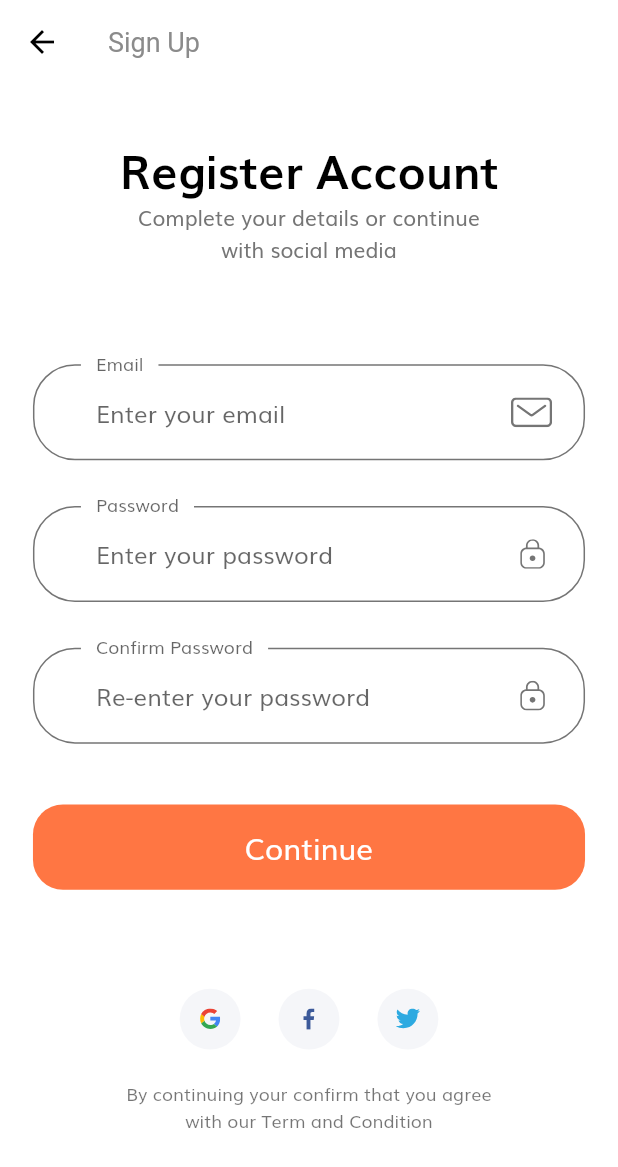
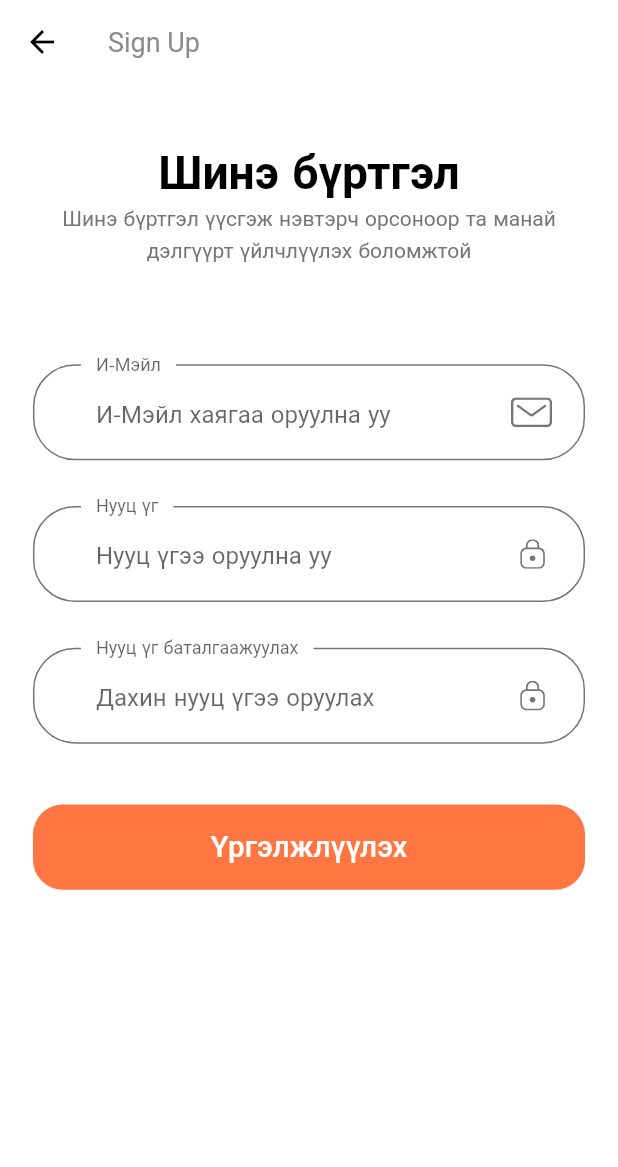
Before and after one commit to clicker0124/sportapp01, a Flutter app: the SignUpScreen screen opened by its route, on a phone screen of 412 x 824 dp. Shown: the top 1167 px of the screen. Run offline on Flutter 3.47's test engine with Material 2 defaults, Android fonts, the phone set to English and light mode, and no system bars; our stand-ins replace firebase_auth, firebase_core, flutter_svg; accounts and stored records are empty; network calls fail.

Commit message:
add product nemsen

```diff
--- a/lib/components/no_account_text.dart
+++ b/lib/components/no_account_text.dart
@@ -15,13 +15,13 @@ class NoAccountText extends StatelessWidget {
       mainAxisAlignment: MainAxisAlignment.center,
       children: [
         Text(
-          "Don’t have an account? ",
+          "",
           style: TextStyle(fontSize: getProportionateScreenWidth(16)),
         ),
         GestureDetector(
           onTap: () => Navigator.pushNamed(context, SignUpScreen.routeName),
           child: Text(
-            "Sign Up",
+            "Бүртгүүлэх",
             style: TextStyle(
                 fontSize: getProportionateScreenWidth(16),
                 color: kPrimaryColor),
--- a/lib/models/Product.dart
+++ b/lib/models/Product.dart
@@ -96,6 +96,7 @@ List<Product> demoProducts = [
     description: description,
     rating: 4.1,
     isFavourite: true,
+    isPopular: true,
   ),
 ];
 
--- a/lib/screens/sign_in/components/body.dart
+++ b/lib/screens/sign_in/components/body.dart
@@ -18,7 +18,7 @@ class Body extends StatelessWidget {
               children: [
                 SizedBox(height: SizeConfig.screenHeight * 0.04),
                 Text(
-                  "Welcome Back",
+                  "Тавтай морилно уу",
                   style: TextStyle(
                     color: Colors.black,
                     fontSize: getProportionateScreenWidth(28),
@@ -26,7 +26,7 @@ class Body extends StatelessWidget {
                   ),
                 ),
                 Text(
-                  "Sign in with your email and password  \nor continue with social media",
+                  "Монгол дахь Nike-ийн албан бус дэлгүүр болох дэлгүүрт нэвтэрхэд бэлэн болсон байна.",
                   textAlign: TextAlign.center,
                 ),
                 SizedBox(height: SizeConfig.screenHeight * 0.08),
--- a/lib/screens/sign_in/components/sign_form.dart
+++ b/lib/screens/sign_in/components/sign_form.dart
@@ -59,13 +59,13 @@ class _SignFormState extends State<SignForm> {
                   });
                 },
               ),
-              Text("Remember me"),
+              Text("Намайг сана"),
               Spacer(),
               GestureDetector(
                 onTap: () => Navigator.pushNamed(
                     context, ForgotPasswordScreen.routeName),
                 child: Text(
-                  "Forgot Password",
+                  "Нууц үгээ мартсан",
                   style: TextStyle(decoration: TextDecoration.underline),
                 ),
               )
@@ -74,12 +74,12 @@ class _SignFormState extends State<SignForm> {
           FormError(errors: errors),
           SizedBox(height: getProportionateScreenHeight(20)),
           DefaultButton(
-              text: "Continue",
+              text: 'Үргэлжлүүлэх',
               press: () async {
                 try {
                   final _loginUser = await _auth.signInWithEmailAndPassword(
                       email: _email, password: _password);
-                  // if all are valid then go to success screen
+
                   print("======================$_loginUser");
 
                   if (_loginUser != null) {
@@ -122,8 +122,8 @@ class _SignFormState extends State<SignForm> {
         return null;
       },
       decoration: InputDecoration(
-        labelText: "Password",
-        hintText: "Enter your password",
+        labelText: "Нууц үг",
+        hintText: "Нууц үгээ оруулна уу",
         // If  you are using latest version of flutter then lable text and hint text shown like this
         // if you r using flutter less then 1.20.* then maybe this is not working properly
         floatingLabelBehavior: FloatingLabelBehavior.always,
@@ -156,10 +156,8 @@ class _SignFormState extends State<SignForm> {
         return null;
       },
       decoration: InputDecoration(
-        labelText: "Email",
-        hintText: "Enter your email",
-        // If  you are using latest version of flutter then lable text and hint text shown like this
-        // if you r using flutter less then 1.20.* then maybe this is not working properly
+        labelText: "И-Мэйл",
+        hintText: "И-Мэйл хаягаа оруулна уу",
         floatingLabelBehavior: FloatingLabelBehavior.always,
         suffixIcon: CustomSurffixIcon(svgIcon: "assets/icons/Mail.svg"),
       ),
--- a/lib/screens/sign_up/components/body.dart
+++ b/lib/screens/sign_up/components/body.dart
@@ -18,37 +18,16 @@ class Body extends StatelessWidget {
             child: Column(
               children: [
                 SizedBox(height: SizeConfig.screenHeight * 0.04), // 4%
-                Text("Register Account", style: headingStyle),
+                Text("Шинэ бүртгэл", style: headingStyle),
                 Text(
-                  "Complete your details or continue \nwith social media",
+                  "Шинэ бүртгэл үүсгэж нэвтэрч орсоноор та манай дэлгүүрт үйлчлүүлэх боломжтой",
                   textAlign: TextAlign.center,
                 ),
                 SizedBox(height: SizeConfig.screenHeight * 0.08),
                 SignUpForm(),
                 SizedBox(height: SizeConfig.screenHeight * 0.08),
-                Row(
-                  mainAxisAlignment: MainAxisAlignment.center,
-                  children: [
-                    SocalCard(
-                      icon: "assets/icons/google-icon.svg",
-                      press: () {},
-                    ),
-                    SocalCard(
-                      icon: "assets/icons/facebook-2.svg",
-                      press: () {},
-                    ),
-                    SocalCard(
-                      icon: "assets/icons/twitter.svg",
-                      press: () {},
-                    ),
-                  ],
-                ),
+
                 SizedBox(height: getProportionateScreenHeight(20)),
-                Text(
-                  'By continuing your confirm that you agree \nwith our Term and Condition',
-                  textAlign: TextAlign.center,
-                  style: Theme.of(context).textTheme.caption,
-                )
               ],
             ),
           ),
--- a/lib/screens/sign_up/components/sign_up_form.dart
+++ b/lib/screens/sign_up/components/sign_up_form.dart
@@ -52,13 +52,13 @@ class _SignUpFormState extends State<SignUpForm> {
           FormError(errors: errors),
           SizedBox(height: getProportionateScreenHeight(40)),
           DefaultButton(
-            text: "Continue",
+            text: "Үргэлжлүүлэх",
             press: () async {
               print(email);
               print(password);
               final _newuser = await _auth.createUserWithEmailAndPassword(
                   email: email!, password: password!);
-              if(_newuser!=null){
+              if (_newuser != null) {
                 Navigator.pushNamed(context, SignInScreen.routeName);
               }
               // if (_formKey.currentState!.validate()) {
@@ -96,8 +96,8 @@ class _SignUpFormState extends State<SignUpForm> {
         return null;
       },
       decoration: InputDecoration(
-        labelText: "Confirm Password",
-        hintText: "Re-enter your password",
+        labelText: "Нууц үг баталгаажуулах",
+        hintText: "Дахин нууц үгээ оруулах",
         // If  you are using latest version of flutter then lable text and hint text shown like this
         // if you r using flutter less then 1.20.* then maybe this is not working properly
         floatingLabelBehavior: FloatingLabelBehavior.always,
@@ -129,8 +129,8 @@ class _SignUpFormState extends State<SignUpForm> {
         return null;
       },
       decoration: InputDecoration(
-        labelText: "Password",
-        hintText: "Enter your password",
+        labelText: "Нууц үг",
+        hintText: "Нууц үгээ оруулна уу",
         // If  you are using latest version of flutter then lable text and hint text shown like this
         // if you r using flutter less then 1.20.* then maybe this is not working properly
         floatingLabelBehavior: FloatingLabelBehavior.always,
@@ -164,8 +164,8 @@ class _SignUpFormState extends State<SignUpForm> {
         return null;
       },
       decoration: InputDecoration(
-        labelText: "Email",
-        hintText: "Enter your email",
+        labelText: "И-Мэйл",
+        hintText: "И-Мэйл хаягаа оруулна уу",
         // If  you are using latest version of flutter then lable text and hint text shown like this
         // if you r using flutter less then 1.20.* then maybe this is not working properly
         floatingLabelBehavior: FloatingLabelBehavior.always,
```
